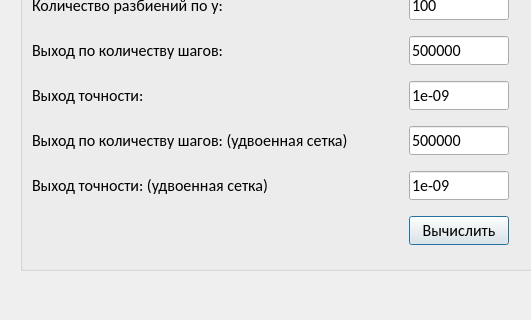
banp2892/Step_2_MMN, file design.ui: the form before one commit; both pictures show x 0 to 531 and y 490 to 810 of the 1155 by 810 pixel window.
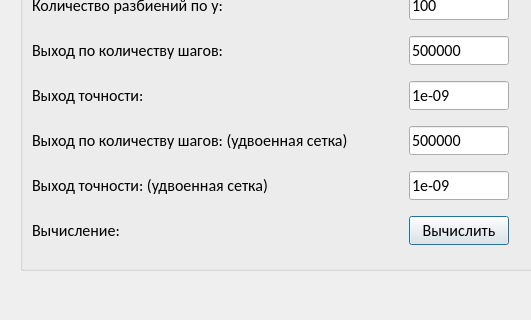
The form after the commit.

Patch:
```diff
--- a/design.ui
+++ b/design.ui
@@ -325,6 +325,13 @@
       </property>
      </spacer>
     </item>
+    <item row="9" column="0">
+     <widget class="QLabel" name="label_console">
+      <property name="text">
+       <string>Вычисление:</string>
+      </property>
+     </widget>
+    </item>
    </layout>
   </widget>
   <widget class="QGroupBox" name="parametr_box_3">
```
